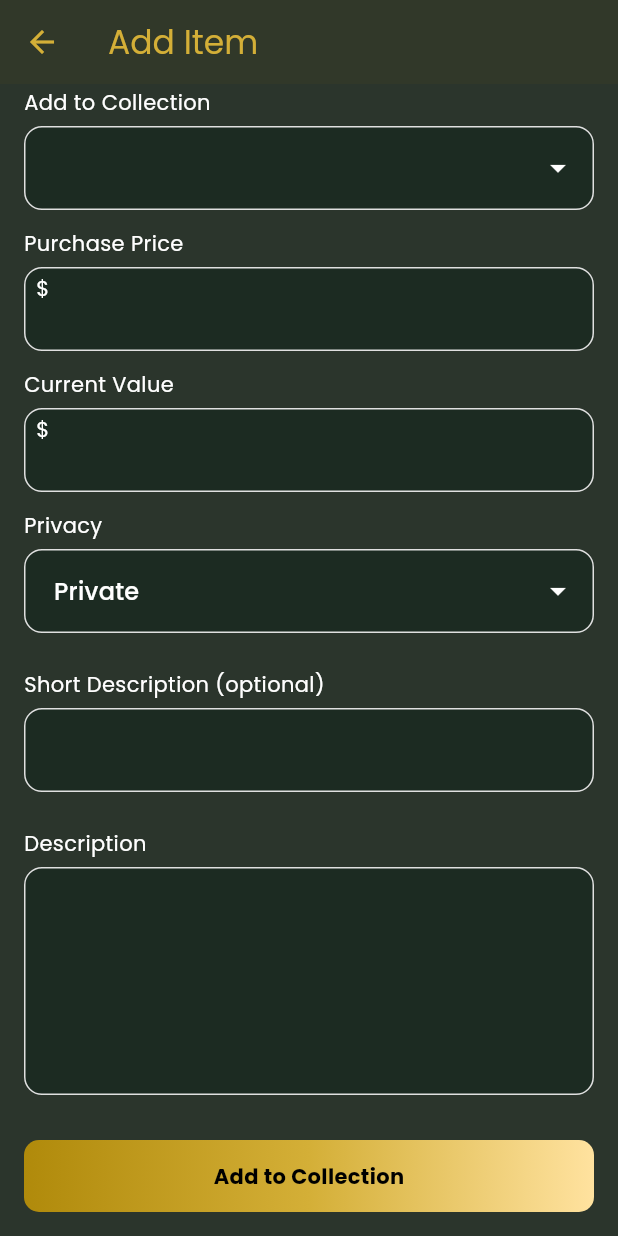
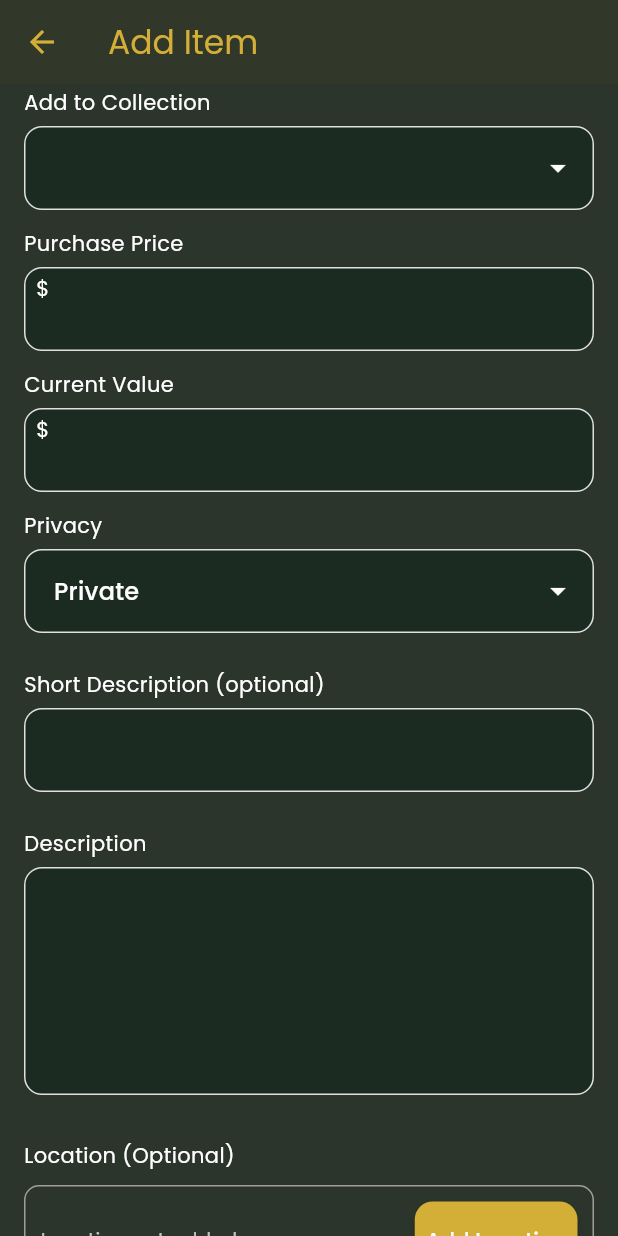
Before and after one commit to santoshparthe0117-maker/klektion, a Flutter app: the AddItemScreen screen opened directly, scrolled down 335 dp, on a phone screen of 412 x 824 dp. Run offline on Flutter 3.47's test engine with Material 3 defaults, Android fonts, the phone set to English and light mode, and no system bars; our stand-ins replace app_links, csv, email_validator, flutter_image_compress, geocoding, geolocator and 10 more; missing offline and left inert: bcrypt; accounts and stored records are empty.

Commit message:
location changes

```diff
--- a/lib/screens/features/items/screens/add_items_screen.dart
+++ b/lib/screens/features/items/screens/add_items_screen.dart
@@ -1,6 +1,8 @@
 import 'dart:io';
 
 import 'package:flutter/material.dart';
+import 'package:geocoding/geocoding.dart';
+import 'package:geolocator/geolocator.dart';
 import 'package:get/get.dart';
 import 'package:image_picker/image_picker.dart';
 import 'package:klektion/controllers/image_controller.dart';
@@ -54,6 +56,11 @@ class _AddItemScreenState extends State<AddItemScreen> {
   bool isLoadingLocal = true; // for initial data load
   bool isEditMode = false;
   bool isCollectionLocked = false;
+
+  String? currentAddress;
+  double? currentLatitude;
+  double? currentLongitude;
+  bool isGettingLocation = false;
 
   final goldGradient = const LinearGradient(
     colors: [Color(0xFFB08A0B), Color(0xFFD4AF37), Color(0xFFFFE29F)],
@@ -116,6 +123,59 @@ class _AddItemScreenState extends State<AddItemScreen> {
 
   Future<void> _category_controllerCall() async {
     await _categoryController.fetchCategories();
+  }
+
+  Future<void> _getCurrentLocation() async {
+    try {
+      setState(() => isGettingLocation = true);
+
+      // Check permission
+      LocationPermission permission = await Geolocator.checkPermission();
+      if (permission == LocationPermission.denied ||
+          permission == LocationPermission.deniedForever) {
+        permission = await Geolocator.requestPermission();
+        if (permission != LocationPermission.always &&
+            permission != LocationPermission.whileInUse) {
+          Get.snackbar(
+            "Permission Denied",
+            "Location permission is required to fetch your location",
+            backgroundColor: Colors.red,
+          );
+          setState(() => isGettingLocation = false);
+          return;
+        }
+      }
+
+      // Get position
+      final pos = await Geolocator.getCurrentPosition(
+        desiredAccuracy: LocationAccuracy.high,
+      );
+
+      currentLatitude = pos.latitude;
+      currentLongitude = pos.longitude;
+
+      // Reverse Geocode to address
+      List<Placemark> placemarks = await placemarkFromCoordinates(
+        pos.latitude,
+        pos.longitude,
+      );
+
+      final place = placemarks.first;
+
+      currentAddress =
+          "${place.street}, ${place.locality}, ${place.administrativeArea}, ${place.country}";
+
+      setState(() {});
+    } catch (e) {
+      print("Location error: $e");
+      Get.snackbar(
+        "Location Error",
+        e.toString(),
+        backgroundColor: Colors.redAccent,
+      );
+    } finally {
+      setState(() => isGettingLocation = false);
+    }
   }
 
   @override
@@ -201,6 +261,59 @@ class _AddItemScreenState extends State<AddItemScreen> {
                     ),
                     const SizedBox(height: 12),
                     _textArea("Description", descCtrl),
+                    const SizedBox(height: 18),
+
+                    Text(
+                      "Location (Optional)",
+                      style: const TextStyle(color: Colors.white),
+                    ),
+                    const SizedBox(height: 10),
+                    Container(
+                      padding: EdgeInsets.all(10),
+                      decoration: BoxDecoration(
+                        borderRadius: BorderRadius.circular(10),
+                        border: Border.all(color: Colors.grey),
+                      ),
+                      child: Row(
+                        children: [
+                          Expanded(
+                            child: Text(
+                              currentAddress == null
+                                  ? "Location not added"
+                                  : "Location: $currentAddress",
+                              style: const TextStyle(
+                                color: Colors.white70,
+                                fontSize: 13,
+                              ),
+                            ),
+                          ),
+
+                          const SizedBox(width: 10),
+
+                          ElevatedButton(
+                            style: ElevatedButton.styleFrom(
+                              backgroundColor: AppColors.primaryColor,
+                            ),
+                            onPressed: isGettingLocation
+                                ? null
+                                : _getCurrentLocation,
+                            child: isGettingLocation
+                                ? const SizedBox(
+                                    height: 18,
+                                    width: 18,
+                                    child: CircularProgressIndicator(
+                                      color: Colors.white,
+                                      strokeWidth: 2,
+                                    ),
+                                  )
+                                : const Text(
+                                    "  Add Location  ",
+                                    style: TextStyle(color: Colors.white),
+                                  ),
+                          ),
+                        ],
+                      ),
+                    ),
                     const SizedBox(height: 18),
 
                     Obx(() {
--- a/pubspec.yaml
+++ b/pubspec.yaml
@@ -70,6 +70,7 @@ dependencies:
   bcrypt: ^1.1.3
   app_links: ^6.4.1
   share_plus: ^12.0.1
+  geocoding: ^4.0.0
 
 dev_dependencies:
   flutter_test:
```
Also changed, not shown: pubspec.lock, 2 other files.
